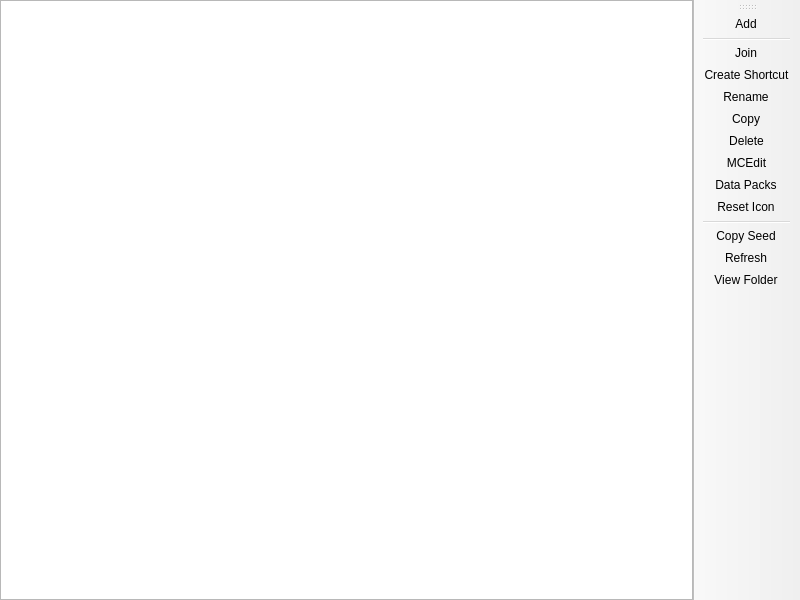
The window that launcher/ui/pages/instance/WorldListPage.ui (Sudo-Ivan/BeeLauncher) describes before a commit, drawn with Qt 5.
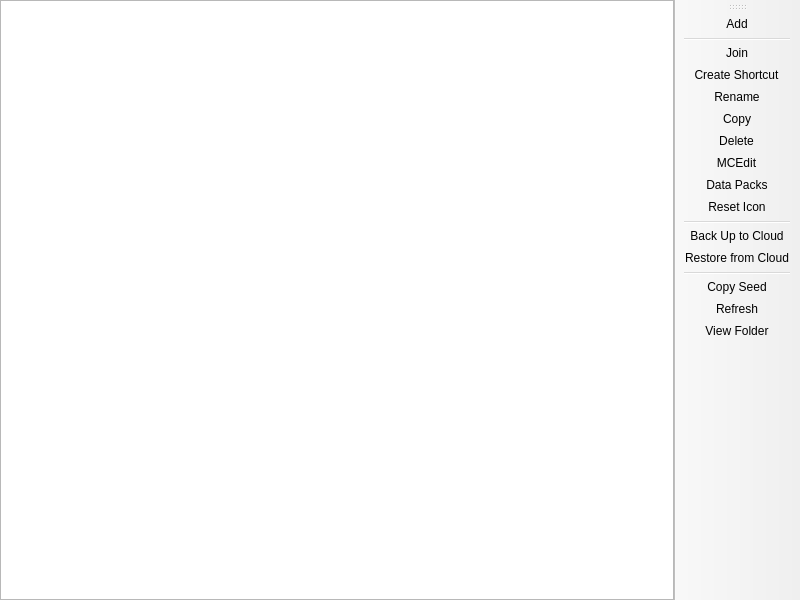
The same window after the commit. Icons and pictures are not drawn. Custom widgets are drawn as their Qt base class.

Commit message:
feat(saves): back up worlds to a saves server and add an opt-in MVA mirror
Adds a native saves client (manifest, fixed-size chunking, push, restore)
with Back Up to Cloud and Restore from Cloud actions on the worlds page.
Server URL and token are configurable under Settings, Services, with
saves.quad4.io as the default host. Adds an opt-in Minecraft Version
Archive mirror setting that routes meta and asset downloads through
mva.quad4.io unless explicit overrides are set.

Patch:
```diff
--- a/launcher/ui/pages/instance/WorldListPage.ui
+++ b/launcher/ui/pages/instance/WorldListPage.ui
@@ -93,6 +93,9 @@
       <addaction name="actionData_Packs"/>
    <addaction name="actionReset_Icon"/>
    <addaction name="separator"/>
+   <addaction name="actionBackUp_to_Cloud"/>
+   <addaction name="actionRestore_from_Cloud"/>
+   <addaction name="separator"/>
    <addaction name="actionCopy_Seed"/>
    <addaction name="actionRefresh"/>
    <addaction name="actionView_Folder"/>
@@ -163,6 +166,28 @@
        <string>Manage data packs inside the world.</string>
    </property>
   </action>
+  <action name="actionBackUp_to_Cloud">
+   <property name="icon">
+    <iconset theme="export"/>
+   </property>
+   <property name="text">
+    <string>Back Up to Cloud</string>
+   </property>
+   <property name="toolTip">
+    <string>Upload a snapshot of the selected world to the saves server.</string>
+   </property>
+  </action>
+  <action name="actionRestore_from_Cloud">
+   <property name="icon">
+    <iconset theme="new"/>
+   </property>
+   <property name="text">
+    <string>Restore from Cloud...</string>
+   </property>
+   <property name="toolTip">
+    <string>Download a cloud snapshot into a new world folder.</string>
+   </property>
+  </action>
  </widget>
  <customwidgets>
   <customwidget>
```
The commit also changes 28 other files.
